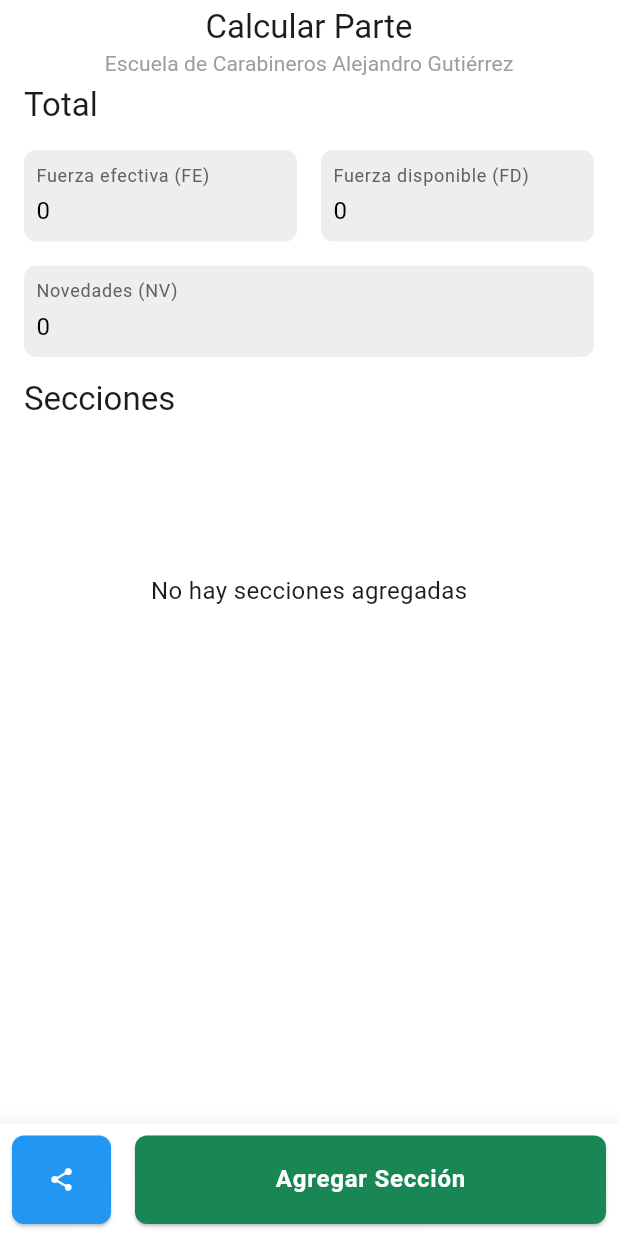
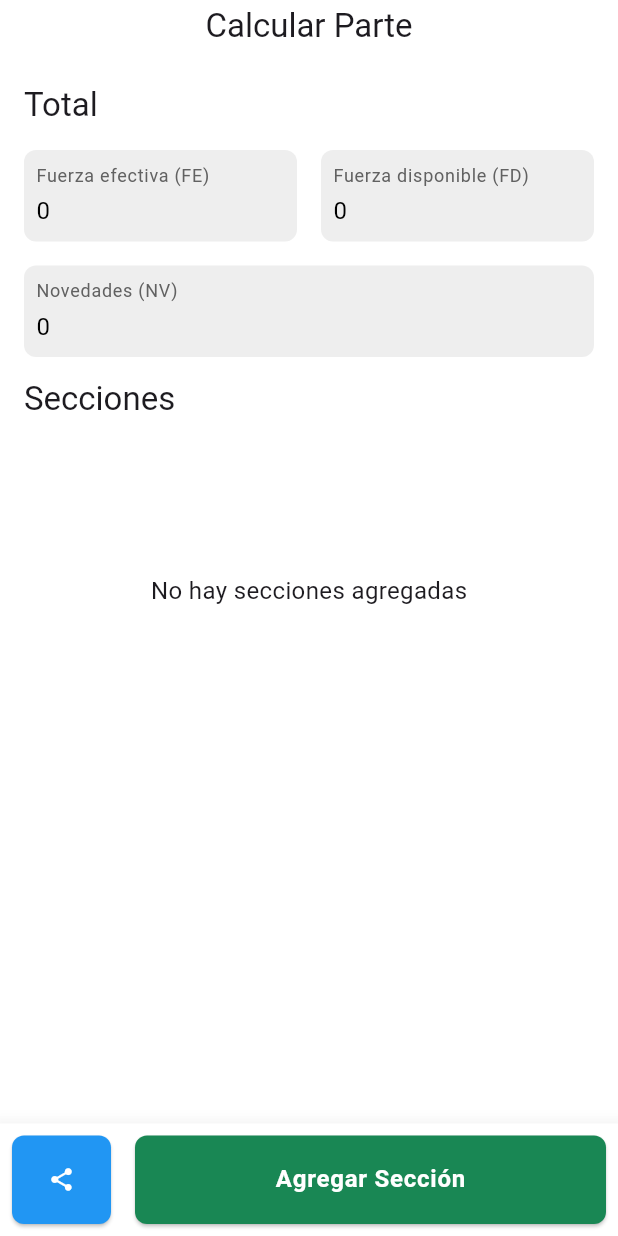
Before and after one commit to DanielAndresClavijo/calcular_parte, a Flutter app: the screen it shows after launch, on a phone screen of 412 x 824 dp. Run offline on Flutter 3.47's test engine with Material 3 defaults, Android fonts, the phone set to English and light mode, and no system bars; our stand-ins replace equatable, flutter_bloc, flutter_keyboard_visibility, share_plus.

Commit message:
Updates app title and removes redundant text
Updates the app title to "Calcular Parte" and removes the redundant school name from the report home page.

This change aims to provide a clearer and more concise user experience by focusing on the core functionality of the application.

```diff
--- a/lib/main.dart
+++ b/lib/main.dart
@@ -12,7 +12,7 @@ class ReportApp extends StatelessWidget {
   @override
   Widget build(BuildContext context) {
     return MaterialApp(
-      title: 'Escuela de carabineros Alejandro Gutiérrez',
+      title: 'Calcular Parte',
       theme: AppTheme.theme,
       home: const ReportHomePage(),
     );
--- a/lib/screens/report_home_page.dart
+++ b/lib/screens/report_home_page.dart
@@ -347,7 +347,7 @@ class _ReportHomeViewState extends State<ReportHomeView> {
         children: [
           const Text('Calcular Parte'),
           Text(
-            'Escuela de Carabineros Alejandro Gutiérrez',
+            '',
             style: Theme.of(context).textTheme.titleSmall?.copyWith(
               fontWeight: FontWeight.w400,
               color: AppColors.grey500,
```
